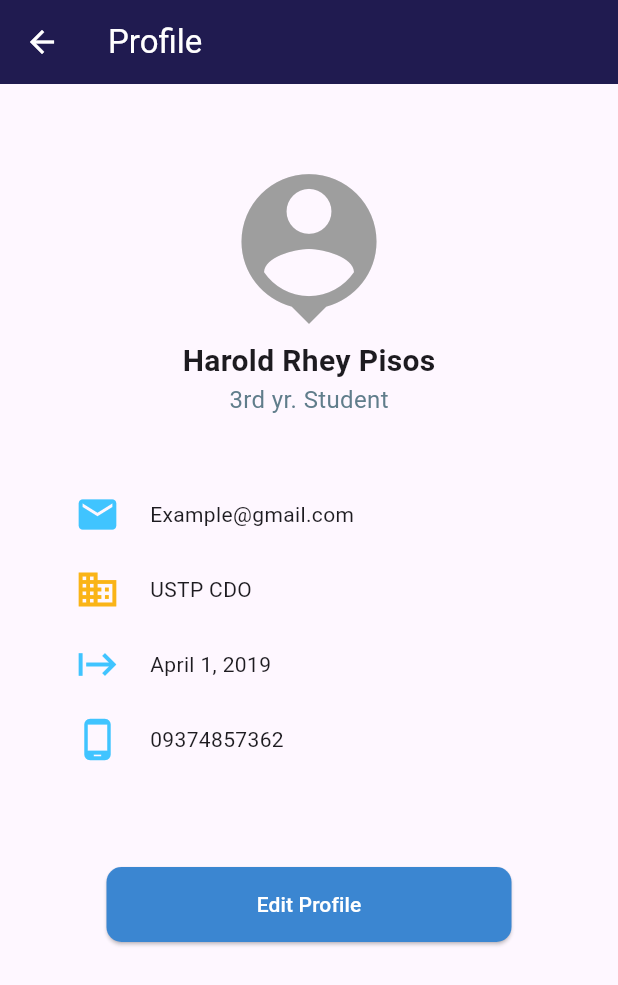
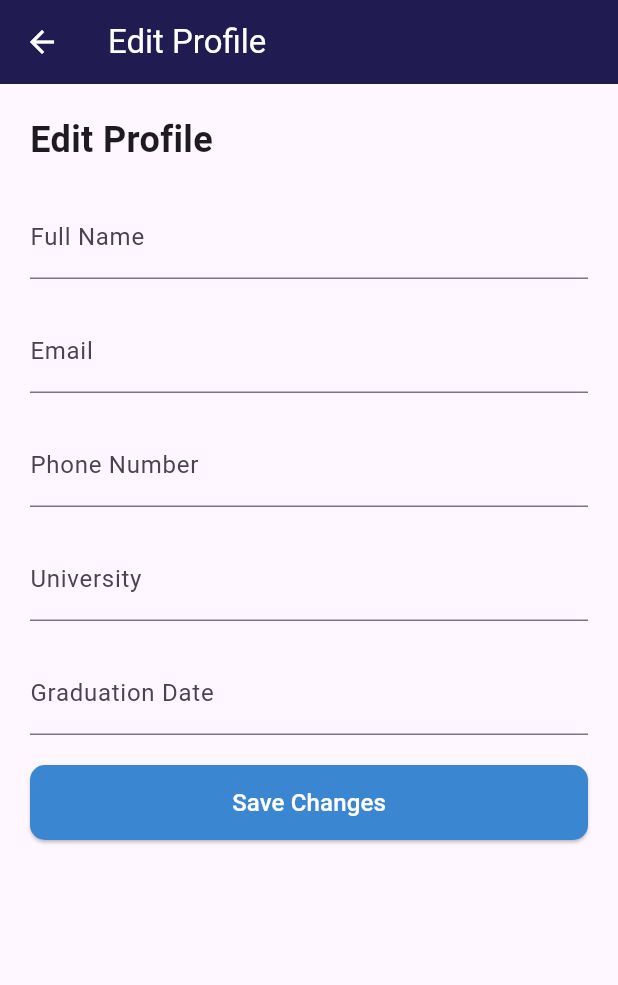
Before and after one commit to Codemode001/ustep_app, a Flutter app: the Profile screen opened directly, after a tap on "Edit Profile", on a phone screen of 412 x 824 dp. Shown: the top 985 px of the screen. Run offline on Flutter 3.47's test engine with Material 3 defaults, Android fonts, the light colour scheme and no system bars.

Commit message:
update 00.1

```diff
--- /dev/null
+++ b/lib/pages/edit_profile.dart
@@ -0,0 +1,91 @@
+import 'package:flutter/material.dart';
+
+class EditProfile extends StatefulWidget {
+  const EditProfile({Key? key});
+
+  @override
+  State<EditProfile> createState() => _EditProfileState();
+}
+
+class _EditProfileState extends State<EditProfile> {
+  @override
+  Widget build(BuildContext context) {
+    return Scaffold(
+      appBar: AppBar(
+        title: Text(
+          "Edit Profile",
+          style: TextStyle(color: Colors.white),
+        ),
+        backgroundColor: Color(0xFF201B50),
+        iconTheme: IconThemeData(color: Colors.white),
+      ),
+      body: SingleChildScrollView(
+        child: Container(
+          padding: EdgeInsets.symmetric(vertical: 20, horizontal: 20),
+          child: Column(
+            crossAxisAlignment: CrossAxisAlignment.start,
+            children: [
+              Text(
+                'Edit Profile',
+                style: TextStyle(
+                  fontWeight: FontWeight.bold,
+                  fontSize: 24,
+                ),
+              ),
+              SizedBox(height: 20),
+              TextFormField(
+                decoration: InputDecoration(
+                  labelText: 'Full Name',
+                ),
+              ),
+              SizedBox(height: 20),
+              TextFormField(
+                decoration: InputDecoration(
+                  labelText: 'Email',
+                ),
+              ),
+              SizedBox(height: 20),
+              TextFormField(
+                decoration: InputDecoration(
+                  labelText: 'Phone Number',
+                ),
+              ),
+              SizedBox(height: 20),
+              TextFormField(
+                decoration: InputDecoration(
+                  labelText: 'University',
+                ),
+              ),
+              SizedBox(height: 20),
+              TextFormField(
+                decoration: InputDecoration(
+                  labelText: 'Graduation Date',
+                ),
+              ),
+              SizedBox(height: 20),
+              ElevatedButton(
+                onPressed: () {
+                  // Add functionality to save the changes
+                },
+                style: ElevatedButton.styleFrom(
+                  minimumSize: Size(double.infinity, 50),
+                  primary: Color(0xFF3B86D1),
+                  shape: RoundedRectangleBorder(
+                    borderRadius: BorderRadius.circular(10),
+                  ),
+                ),
+                child: Text(
+                  "Save Changes",
+                  style: TextStyle(
+                    color: Colors.white,
+                    fontSize: 16,
+                  ),
+                ),
+              ),
+            ],
+          ),
+        ),
+      ),
+    );
+  }
+}
--- a/lib/pages/profile.dart
+++ b/lib/pages/profile.dart
@@ -1,4 +1,5 @@
 import 'package:flutter/material.dart';
+import 'package:ustep_app/pages/edit_profile.dart';
 
 class Profile extends StatefulWidget {
   const Profile({super.key});
@@ -86,6 +87,7 @@ class _ProfileState extends State<Profile> {
             ),
             SizedBox(height: 60,),
             ElevatedButton(onPressed: () {
+              Navigator.of(context).push(MaterialPageRoute(builder: (context) => EditProfile()));
             },
                 style: ElevatedButton.styleFrom(
                   minimumSize: Size(270, 50),
```
Also changed, not shown: lib/pages/expand_course.dart (added, +68 -0 lines), lib/pages/home.dart (+104 -8 lines), lib/pages/login.dart (+37 -5 lines).
